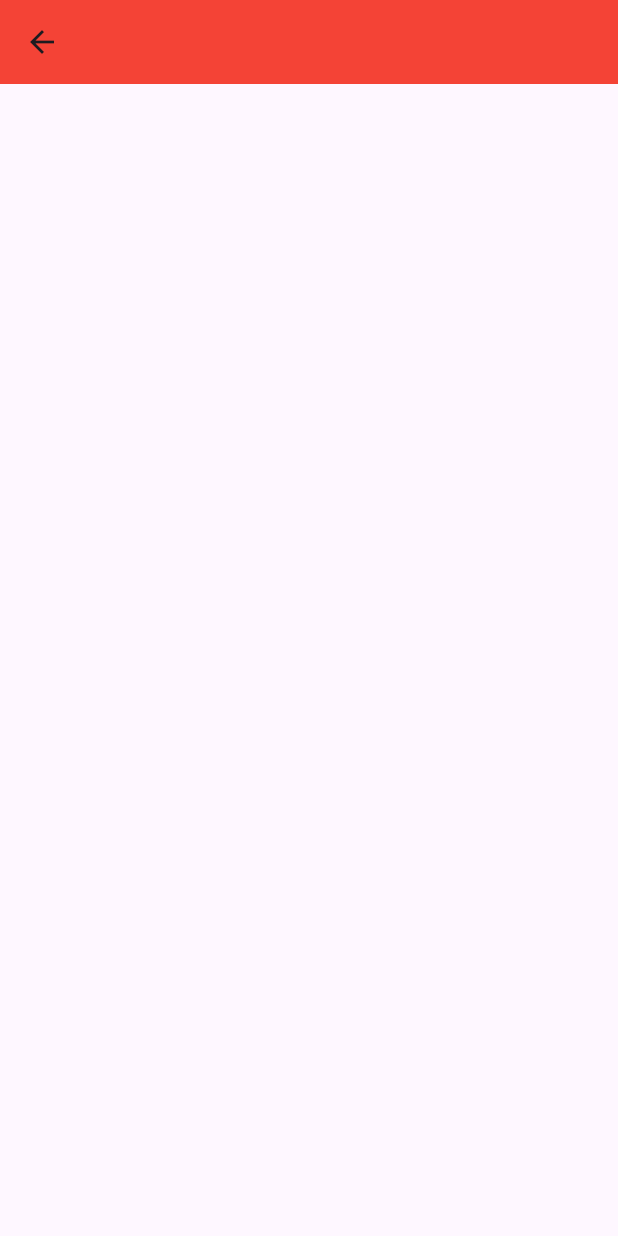
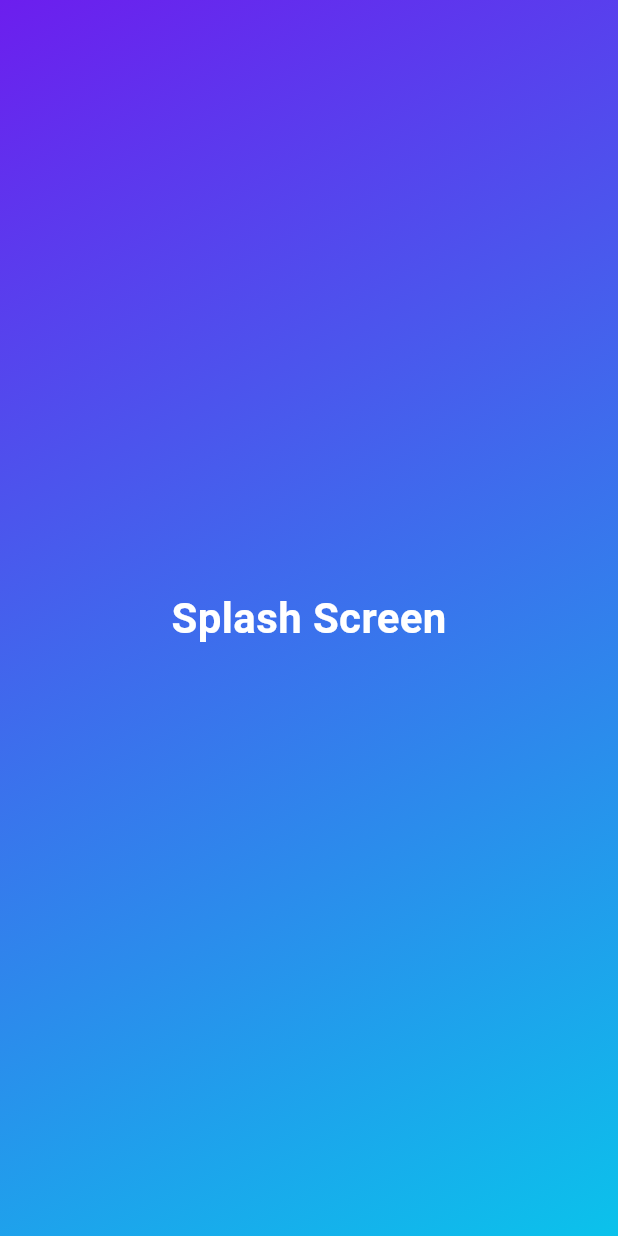
Before and after one commit to prakhar-tech098/CodeX_project, a Flutter app: the Splashscreen screen opened directly, on a phone screen of 412 x 824 dp. Run offline on Flutter 3.47's test engine with Material 3 defaults, Android fonts, the phone set to English and light mode, and no system bars.

Commit message:
Initial commit

```diff
--- a/lib/features/presentation/pages/splash.dart
+++ b/lib/features/presentation/pages/splash.dart
@@ -1,15 +1,53 @@
 import 'package:flutter/material.dart';
+import 'package:sih_timetable/features/presentation/pages/loginscreen.dart';
 
-class Splashscreen extends StatelessWidget {
+class Splashscreen extends StatefulWidget {
   const Splashscreen({super.key});
+
+  @override
+  State<Splashscreen> createState() => _SplashscreenState();
+}
+
+class _SplashscreenState extends State<Splashscreen> {
+  @override
+  void initState() {
+    super.initState();
+    // Wait 3 seconds then move to login screen
+    Future.delayed(const Duration(seconds: 10), () {
+      Navigator.pushReplacement(
+        context,
+        MaterialPageRoute(builder: (context) => Loginscreen()),
+      );
+    });
+  }
 
   @override
   Widget build(BuildContext context) {
     return Scaffold(
-      appBar: AppBar(
-        backgroundColor: Colors.red,
+      body: Container(
+        width: double.infinity,
+        height: double.infinity,
+        decoration: const BoxDecoration(
+          gradient: LinearGradient(
+            colors: [
+              Color(0xFF6C1EEE), // Purple
+              Color(0xFF0BC2EB), // Blue
+            ],
+            begin: Alignment.topLeft,
+            end: Alignment.bottomRight,
+          ),
+        ),
+        child: const Center(
+          child: Text(
+            "Splash Screen",
+            style: TextStyle(
+              color: Colors.white,
+              fontSize: 28,
+              fontWeight: FontWeight.bold,
+            ),
+          ),
+        ),
       ),
-
     );
   }
 }
```
Also changed, not shown: lib/features/authentication/auth/auth_service.dart (added, +10 -0 lines), lib/features/authentication/auth/role_section.dart (added, +10 -0 lines), lib/features/authentication/auth/student_login.dart (added, +10 -0 lines), lib/features/authentication/auth/student_signup.dart (added, +10 -0 lines), lib/features/authentication/auth/teacher_login.dart (added, +10 -0 lines), lib/features/authentication/auth/teacher_signup.dart (added, +10 -0 lines), lib/main.dart (+7 -106 lines).
